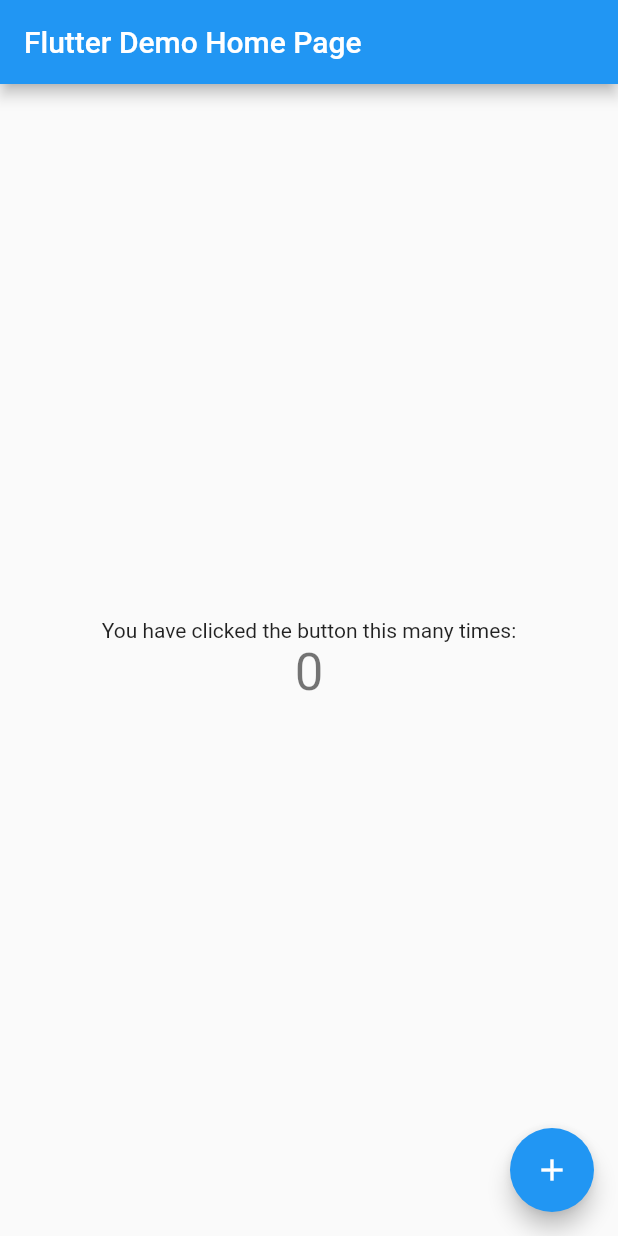
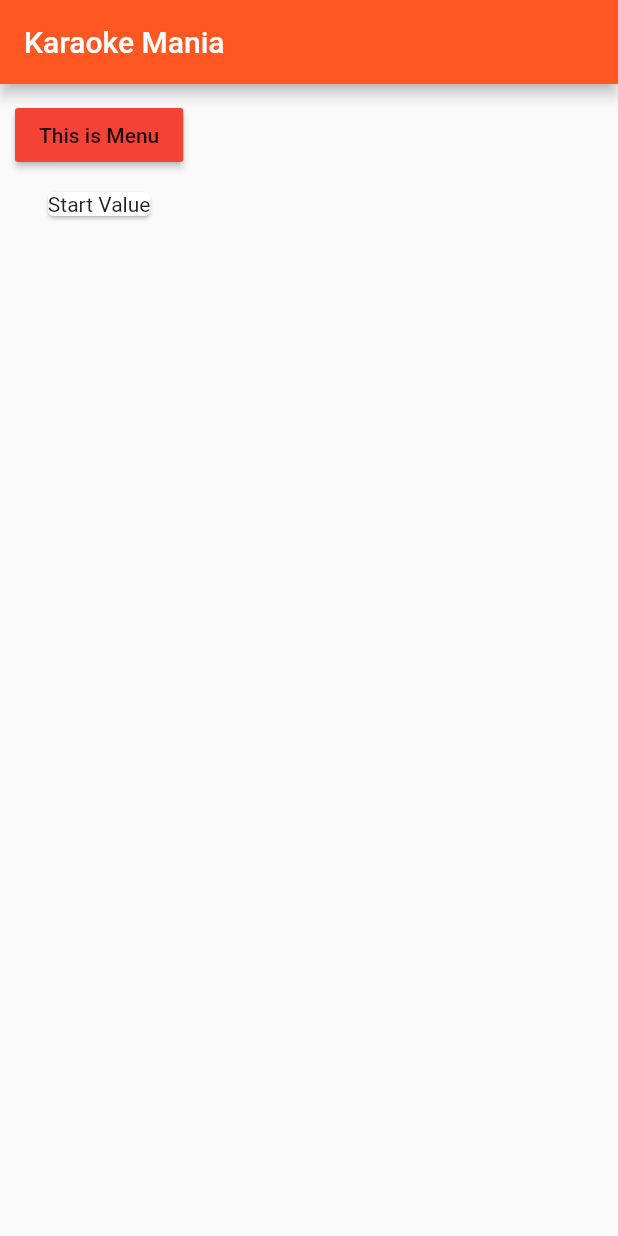
Before and after one commit to HWAD/sing-off, a Flutter app: the screen it shows after launch, on a phone screen of 412 x 824 dp. Run offline on Flutter 3.47's test engine with Material 2 defaults, Android fonts, the phone set to English and light mode, and no system bars.

Commit message:
add Components of Menu, Play and Score

```diff
--- a/lib/main.dart
+++ b/lib/main.dart
@@ -1,145 +1,24 @@
 import 'package:flutter/material.dart';
-import 'package:flutter_sound/flutter_sound.dart';
-import 'package:intl/intl.dart';
-import 'package:intl/date_symbol_data_local.dart';
 
-void main() => runApp(MyApp());
+import './manager.dart';
 
-class MyApp extends StatelessWidget {
-  // This widget is the root of your application.
+void main() => runApp(App());
+
+class App extends StatelessWidget {
   @override
   Widget build(BuildContext context) {
     return MaterialApp(
-      title: 'Flutter Demo',
       theme: ThemeData(
-        // This is the theme of your application.
-        //
-        // Try running your application with "flutter run". You'll see the
-        // application has a blue toolbar. Then, without quitting the app, try
-        // changing the primarySwatch below to Colors.green and then invoke
-        // "hot reload" (press "r" in the console where you ran "flutter run",
-        // or simply save your changes to "hot reload" in a Flutter IDE).
-        // Notice that the counter didn't reset back to zero; the application
-        // is not restarted.
-        primarySwatch: Colors.blue,
+        brightness: Brightness.light,
+        primarySwatch: Colors.deepOrange,
+        accentColor: Colors.deepPurple
       ),
-      home: MyHomePage(title: 'Flutter Demo Home Page'),
+      home: Scaffold(
+        appBar: AppBar(
+          title: Text('Karaoke Mania'),
+        ),
+        body: Manager(startingMenu: 'Start Value'),
+      ),
     );
   }
 }
-
-class MyHomePage extends StatefulWidget {
-  MyHomePage({Key key, this.title}) : super(key: key);
-
-  // This widget is the home page of your application. It is stateful, meaning
-  // that it has a State object (defined below) that contains fields that affect
-  // how it looks.
-
-  // This class is the configuration for the state. It holds the values (in this
-  // case the title) provided by the parent (in this case the App widget) and
-  // used by the build method of the State. Fields in a Widget subclass are
-  // always marked "final".
-
-  final String title;
-
-  @override
-  _MyHomePageState createState() => _MyHomePageState();
-}
-
-class _MyHomePageState extends State<MyHomePage> {
-  int _counter = 0;
-
-  void _incrementCounter() {
-    setState(() {
-      // This call to setState tells the Flutter framework that something has
-      // changed in this State, which causes it to rerun the build method below
-      // so that the display can reflect the updated values. If we changed
-      // _counter without calling setState(), then the build method would not be
-      // called again, and so nothing would appear to happen.
-      _counter++;
-    });
-  }
-  FlutterSound flutterSound = new FlutterSound();
-  var _recorderSubscription;
-
-  Future _startAudio () async {
-    String path = await flutterSound.startRecorder(null);
-    print('startRecorder: $path');
-    _recorderSubscription = flutterSound.onRecorderStateChanged.listen((e) {
-      DateTime date = new DateTime.fromMillisecondsSinceEpoch(e.currentPosition.toInt());
-      String txt = DateFormat('mm:ss:SS', 'en_US').format(date);
-    });
-    print(_recorderSubscription);
-    return "x";
-  }
-  Future _endAudio () async {
-    String result = await flutterSound.stopRecorder();
-    print('stopRecorder: $result');
-
-    if (_recorderSubscription != null) {
-      _recorderSubscription.cancel();
-      _recorderSubscription = null;
-    }
-    return "y";
-  }
-  void _doBoth () {
-    _incrementCounter();
-    if (_counter % 2 == 0) {
-      _endAudio();
-    } else {
-      _startAudio();
-    }
-  }
-
-  @override
-  Widget build(BuildContext context) {
-    // This method is rerun every time setState is called, for instance as done
-    // by the _incrementCounter method above.
-    //
-    // The Flutter framework has been optimized to make rerunning build methods
-    // fast, so that you can just rebuild anything that needs updating rather
-    // than having to individually change instances of widgets.
-    return Scaffold(
-      appBar: AppBar(
-        // Here we take the value from the MyHomePage object that was created by
-        // the App.build method, and use it to set our appbar title.
-        title: Text(widget.title),
-      ),
-      body: Center(
-        // Center is a layout widget. It takes a single child and positions it
-        // in the middle of the parent.
-        child: Column(
-          // Column is also layout widget. It takes a list of children and
-          // arranges them vertically. By default, it sizes itself to fit its
-          // children horizontally, and tries to be as tall as its parent.
-          //
-          // Invoke "debug painting" (press "p" in the console, choose the
-          // "Toggle Debug Paint" action from the Flutter Inspector in Android
-          // Studio, or the "Toggle Debug Paint" command in Visual Studio Code)
-          // to see the wireframe for each widget.
-          //
-          // Column has various properties to control how it sizes itself and
-          // how it positions its children. Here we use mainAxisAlignment to
-          // center the children vertically; the main axis here is the vertical
-          // axis because Columns are vertical (the cross axis would be
-          // horizontal).
-          mainAxisAlignment: MainAxisAlignment.center,
-          children: <Widget>[
-            Text(
-              'You have clicked the button this many times:',
-            ),
-            Text(
-              '$_counter',
-              style: Theme.of(context).textTheme.display1,
-            ),
-          ],
-        ),
-      ),
-      floatingActionButton: FloatingActionButton(
-        onPressed: _doBoth,
-        tooltip: 'Increment',
-        child: Icon(Icons.add),
-      ), // This trailing comma makes auto-formatting nicer for build methods.
-    );
-  }
-}
--- /dev/null
+++ b/lib/manager.dart
@@ -0,0 +1,112 @@
+import 'package:flutter/material.dart';
+
+import './menu.dart';
+import './menu_control.dart';
+import './play.dart';
+import './play_control.dart';
+import './score.dart';
+import './score_control.dart';
+
+class Manager extends StatefulWidget {
+  final String startingMenu;
+
+  Manager({this.startingMenu = 'Default Value'});
+
+  @override
+  State<StatefulWidget> createState() {
+    return _Manager();
+  }
+}
+
+class _Manager extends State<Manager> {
+  List<String> _menu = [];
+  List<String> _play = [];
+  List<String> _score = [];
+  bool _isMenu = false;
+  bool _isPlay = false;
+  bool _isScore = false;
+
+  @override
+  void initState() {
+    _menu.add(widget.startingMenu);
+    _isMenu = true;
+    super.initState();
+  }
+
+  void _addMenu(String menu) {
+    setState(() {
+      _menu.add(menu);
+    });
+  }
+
+  void _addPlay(String play) {
+    setState(() {
+      _play.add(play);
+    });
+  }
+
+  void _addScore(String score) {
+    setState(() {
+      _score.add(score);
+    });
+  }
+
+  void _changeMenu(bool isMenu) {
+    setState(() {
+      _isMenu = isMenu;
+    });
+  }
+
+  void _changePlay(bool isPlay) {
+    setState(() {
+      _isPlay = isPlay;
+    });
+  }
+
+  void _changeScore(bool isScore) {
+    setState(() {
+      _isScore = isScore;
+    });
+  }
+
+  @override
+  Widget build(BuildContext context) {
+    return Column(
+      children: [
+        Visibility(
+          child: Container(
+            margin: EdgeInsets.all(10.0),
+            child: MenuControl(_addMenu, _changeMenu, _changePlay),
+          ),
+          visible: _isMenu,
+        ),
+        Visibility(
+          child: Menu(_menu),
+          visible: _isMenu,
+        ),
+        Visibility(
+          child: Container(
+            margin: EdgeInsets.all(10.0),
+            child: PlayControl(_addPlay, _changePlay, _changeScore),
+          ),
+          visible: _isPlay,
+        ),
+        Visibility(
+          child: Play(_play),
+          visible: _isPlay,
+        ),
+        Visibility(
+          child: Container(
+            margin: EdgeInsets.all(10.0),
+            child: ScoreControl(_addScore, _changeScore, _changeMenu),
+          ),
+          visible: _isScore,
+        ),
+        Visibility(
+          child: Score(_score),
+          visible: _isScore,
+        ),
+      ],
+    );
+  }
+}
--- /dev/null
+++ b/lib/menu.dart
@@ -0,0 +1,23 @@
+import 'package:flutter/material.dart';
+
+class Menu extends StatelessWidget {
+  final List<String> menu;
+
+  Menu([this.menu = const []]);
+
+  @override
+  Widget build(BuildContext context) {
+    return Column(
+      children: menu
+          .map((element) => Card(
+                child: Column(
+                  children: <Widget>[
+                    // Image.asset('assets/food.jpg'),
+                    Text(element)
+                  ],
+                ),
+              ))
+          .toList(),
+    );
+  }
+}
--- /dev/null
+++ b/lib/menu_control.dart
@@ -0,0 +1,22 @@
+import 'package:flutter/material.dart';
+
+class MenuControl extends StatelessWidget {
+  final Function addMenu;
+  final Function changeMenu;
+  final Function changePlay;
+
+  MenuControl(this.addMenu, this.changeMenu, this.changePlay);
+
+  @override
+  Widget build(BuildContext context) {
+    return RaisedButton(
+      color: Colors.red,
+      onPressed: () {
+        addMenu('Add this line in Menu');
+        changeMenu(false);
+        changePlay(true);
+      },
+      child: Text('This is Menu'),
+    );
+  }
+}
```
Also changed, not shown: lib/play.dart (added, +23 -0 lines), lib/play_control.dart (added, +22 -0 lines), lib/score.dart (added, +23 -0 lines), lib/score_control.dart (added, +22 -0 lines).
